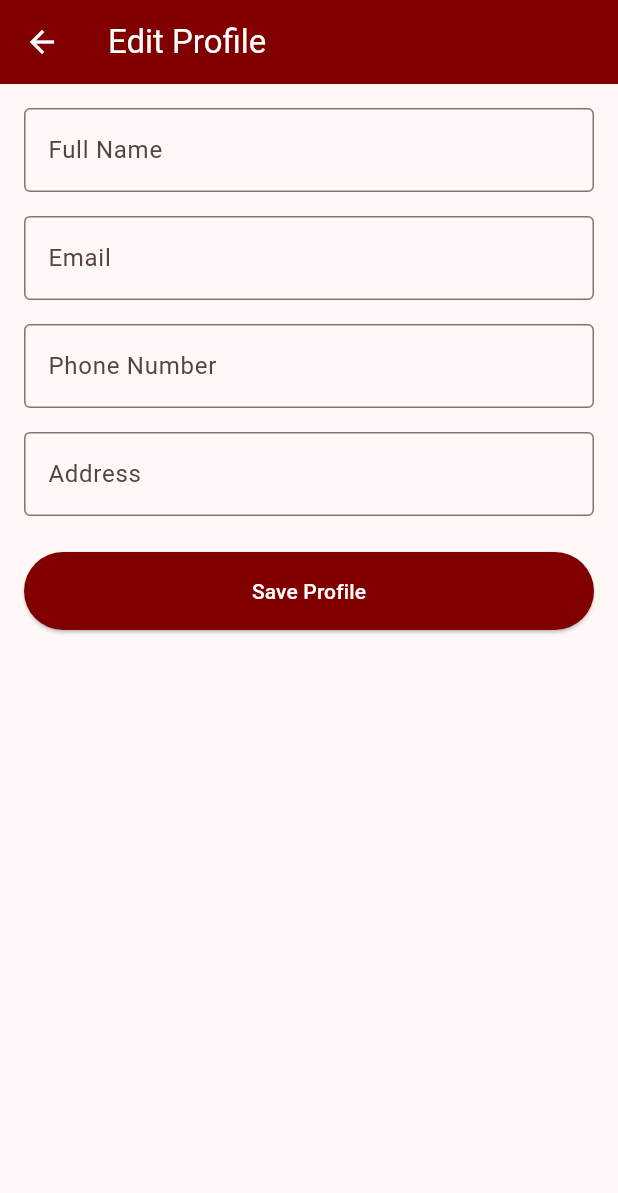
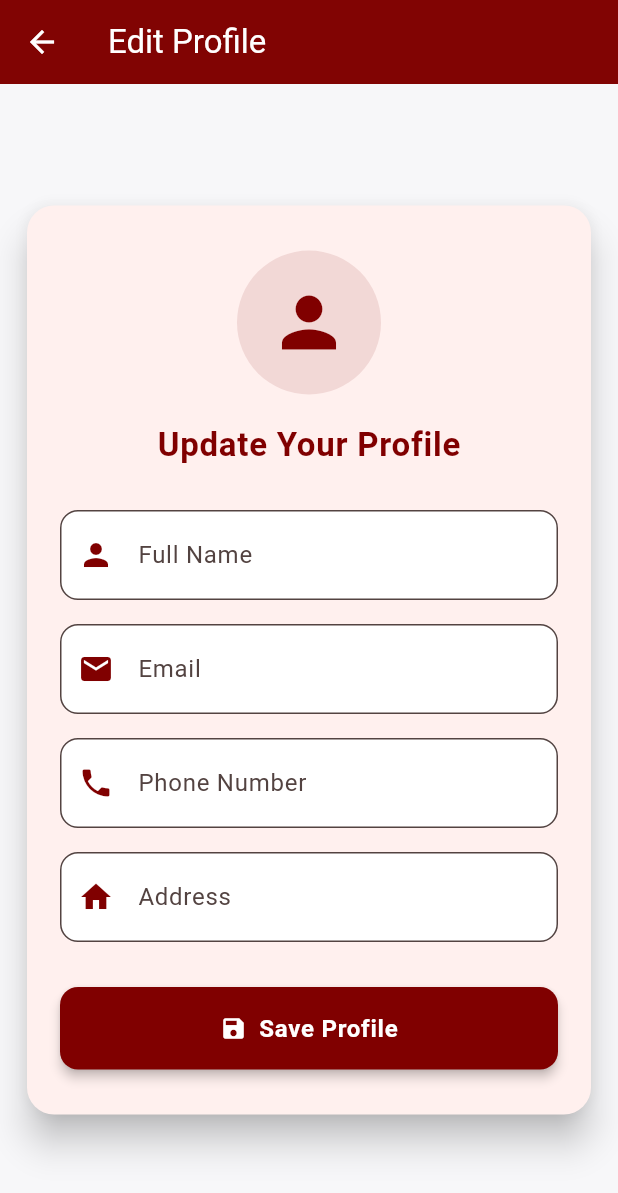
Before and after one commit to TansimJ/DormBuddy, a Flutter app: the EditLandlordProfilePage screen opened by its route, on a phone screen of 412 x 824 dp. Shown: the top 1193 px of the screen. Run offline on Flutter 3.47's test engine with Material 3 defaults, Android fonts, the phone set to English and light mode, and no system bars; our stand-ins replace cloud_firestore, firebase_auth, firebase_core, image_picker; accounts and stored records are empty.

Commit message:
done yippiyy

```diff
--- a/lib/pages/dashboard/landlord/edit_profile_landlord.dart
+++ b/lib/pages/dashboard/landlord/edit_profile_landlord.dart
@@ -59,53 +59,100 @@ class _EditLandlordProfilePageState extends State<EditLandlordProfilePage> {
 
   @override
   Widget build(BuildContext context) {
+    final themeColor = const Color(0xFF800000);
+
     return Scaffold(
+      backgroundColor: const Color(0xFFF7F7F9),
       appBar: AppBar(
         title: const Text('Edit Profile'),
-        backgroundColor: const Color(0xFF800000),
+        backgroundColor: themeColor,
         foregroundColor: Colors.white,
+        elevation: 1,
       ),
-      body: Padding(
-        padding: const EdgeInsets.all(16),
+      body: Center(
+        child: SingleChildScrollView(
+          padding: const EdgeInsets.symmetric(horizontal: 18, vertical: 24),
+          child: Card(
+            elevation: 10,
+            shape: RoundedRectangleBorder(borderRadius: BorderRadius.circular(18)),
+            margin: const EdgeInsets.symmetric(vertical: 20),
+            child: Padding(
+              padding: const EdgeInsets.symmetric(horizontal: 22, vertical: 30),
               child: Form(
                 key: _formKey,
                 child: Column(
                   children: [
-              TextFormField(
+                    CircleAvatar(
+                      radius: 48,
+                      backgroundColor: themeColor.withOpacity(0.1),
+                      child: Icon(Icons.person, color: themeColor, size: 54),
+                    ),
+                    const SizedBox(height: 18),
+                    Text(
+                      "Update Your Profile",
+                      style: TextStyle(
+                        color: themeColor,
+                        fontSize: 22,
+                        fontWeight: FontWeight.bold,
+                        letterSpacing: 0.5,
+                      ),
+                    ),
+                    const SizedBox(height: 28),
+                    _buildTextField(
                       controller: _nameController,
-                decoration: const InputDecoration(labelText: 'Full Name', border: OutlineInputBorder()),
-                validator: (value) => value!.isEmpty ? 'Please enter name' : null,
+                      label: "Full Name",
+                      icon: Icons.person,
+                      themeColor: themeColor,
+                      validator: (v) => v!.isEmpty ? "Please enter name" : null,
                     ),
                     const SizedBox(height: 16),
-              TextFormField(
+                    _buildTextField(
                       controller: _emailController,
-                decoration: const InputDecoration(labelText: 'Email', border: OutlineInputBorder()),
-                validator: (value) => value!.isEmpty ? 'Please enter email' : null,
+                      label: "Email",
+                      icon: Icons.email,
+                      keyboardType: TextInputType.emailAddress,
+                      themeColor: themeColor,
+                      validator: (v) => v!.isEmpty ? "Please enter email" : null,
                     ),
                     const SizedBox(height: 16),
-              TextFormField(
+                    _buildTextField(
                       controller: _phoneController,
-                decoration: const InputDecoration(labelText: 'Phone Number', border: OutlineInputBorder()),
-                validator: (value) => value!.isEmpty ? 'Please enter phone number' : null,
+                      label: "Phone Number",
+                      icon: Icons.phone,
+                      keyboardType: TextInputType.phone,
+                      themeColor: themeColor,
+                      validator: (v) => v!.isEmpty ? "Please enter phone number" : null,
                     ),
                     const SizedBox(height: 16),
-              TextFormField(
+                    _buildTextField(
                       controller: _addressController,
-                decoration: const InputDecoration(labelText: 'Address', border: OutlineInputBorder()),
-                validator: (value) => value!.isEmpty ? 'Please enter address' : null,
+                      label: "Address",
+                      icon: Icons.home,
+                      themeColor: themeColor,
+                      validator: (v) => v!.isEmpty ? "Please enter address" : null,
                     ),
-              const SizedBox(height: 24),
+                    const SizedBox(height: 30),
                     SizedBox(
                       width: double.infinity,
-                child: ElevatedButton(
+                      child: ElevatedButton.icon(
                         onPressed: _saveProfile,
+                        icon: const Icon(Icons.save, color: Colors.white),
                         style: ElevatedButton.styleFrom(
-                    backgroundColor: const Color(0xFF800000),
+                          backgroundColor: themeColor,
                           padding: const EdgeInsets.symmetric(vertical: 16),
+                          shape: RoundedRectangleBorder(
+                            borderRadius: BorderRadius.circular(12),
                           ),
-                  child: const Text(
+                          elevation: 3,
+                        ),
+                        label: const Text(
                           'Save Profile',
-                    style: TextStyle(color: Colors.white),
+                          style: TextStyle(
+                            color: Colors.white,
+                            fontWeight: FontWeight.bold,
+                            fontSize: 16,
+                            letterSpacing: 0.5,
+                          ),
                         ),
                       ),
                     ),
@@ -113,6 +160,40 @@ class _EditLandlordProfilePageState extends State<EditLandlordProfilePage> {
                 ),
               ),
             ),
+          ),
+        ),
+      ),
+    );
+  }
+
+  Widget _buildTextField({
+    required TextEditingController controller,
+    required String label,
+    required IconData icon,
+    required Color themeColor,
+    TextInputType? keyboardType,
+    String? Function(String?)? validator,
+  }) {
+    return TextFormField(
+      controller: controller,
+      decoration: InputDecoration(
+        labelText: label,
+        prefixIcon: Icon(icon, color: themeColor),
+        contentPadding: const EdgeInsets.symmetric(vertical: 18, horizontal: 14),
+        border: OutlineInputBorder(
+          borderRadius: BorderRadius.circular(12),
+        ),
+        filled: true,
+        fillColor: Colors.white,
+        floatingLabelStyle: TextStyle(color: themeColor, fontWeight: FontWeight.bold),
+        focusedBorder: OutlineInputBorder(
+          borderRadius: BorderRadius.circular(12),
+          borderSide: BorderSide(color: themeColor, width: 2),
+        ),
+      ),
+      keyboardType: keyboardType,
+      validator: validator,
+      style: const TextStyle(fontSize: 16),
     );
   }
 }
--- a/pubspec.yaml
+++ b/pubspec.yaml
@@ -16,6 +16,7 @@ dependencies:
   firebase_core: ^2.27.1
   firebase_auth: ^4.17.8
   cloud_firestore: ^4.15.9
+  http: ^1.2.1
 
 
 dev_dependencies:
```
Also changed, not shown: lib/pages/dashboard/landlord/landlord_profile.dart (+81 -24 lines), pubspec.lock. Lines whose indentation alone changed are shown as unchanged.
